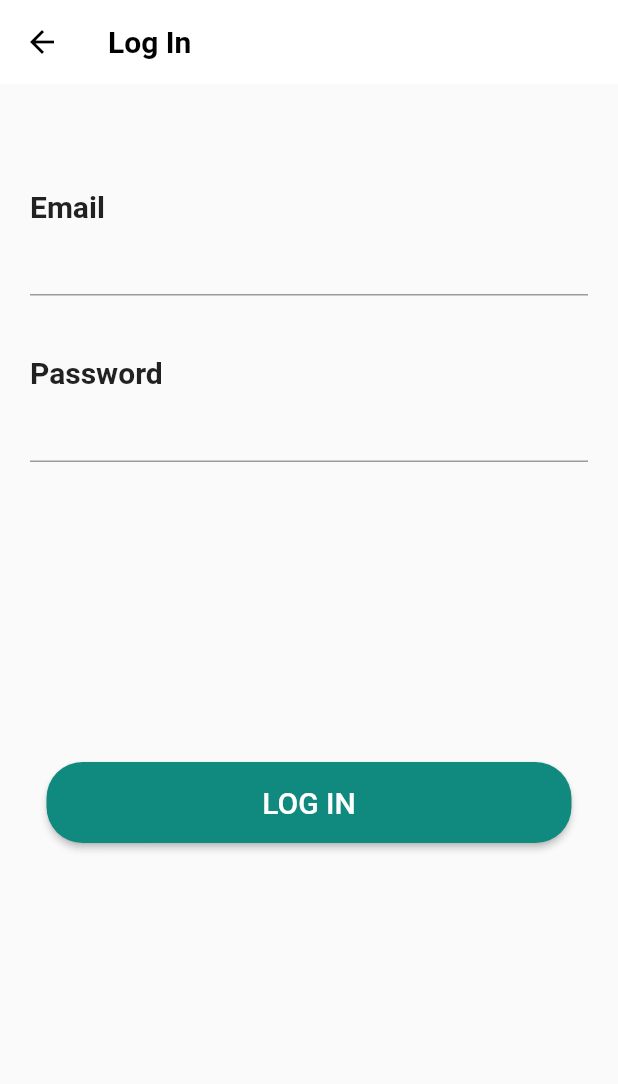
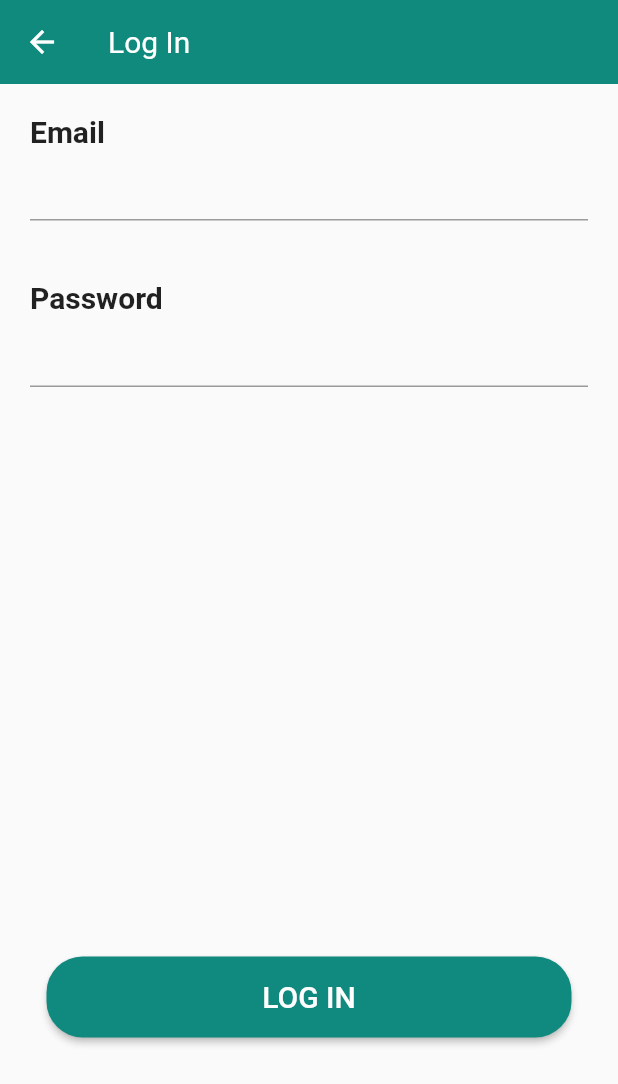
Before and after one commit to utmgdsc/SIGNify, a Flutter app: the screen it shows after launch, after a tap on "LOG IN", on a phone screen of 412 x 824 dp. Shown: the top 1084 px of the screen. Run offline on Flutter 3.47's test engine with Material 2 defaults, Android fonts, the phone set to English and light mode, and no system bars; our stand-ins replace camera, email_validator, shared_preferences; project files that could hold a hidden picture were left out.

```diff
--- a/frontend/lib/home.dart
+++ b/frontend/lib/home.dart
@@ -27,15 +27,14 @@ class _HomePage extends State<HomePage> {
           Container(
               height: 250,
               width: 250,
-              decoration: BoxDecoration(
+              decoration: const BoxDecoration(
                 image: DecorationImage(
                   fit: BoxFit.contain,
-                  image: NetworkImage(
-                      "https://cdn.discordapp.com/attachments/934969253134753863/947578940866834474/logo.png"),
+                  image: AssetImage("assets/images/logo.png"),
                 ),
               )),
-          const SizedBox(
-            height: 75,
+          SizedBox(
+            height: MediaQuery.of(context).size.height * 0.08,
           ),
           Column(
             children: <Widget>[
@@ -98,6 +97,7 @@ class _HomePage extends State<HomePage> {
                   'Continue As Guest',
                   style: TextStyle(
                     fontSize: 17,
+                    color: Colors.black,
                     fontWeight: FontWeight.bold,
                     decoration: TextDecoration.underline,
                     decorationThickness: 2,
--- a/frontend/lib/login_page.dart
+++ b/frontend/lib/login_page.dart
@@ -28,17 +28,17 @@ class _LoginPage extends State<LoginPage> {
           centerTitle: false,
           title: const Text(
             "Log In",
-            style: TextStyle(
-              color: Colors.black,
-              fontSize: 20,
-              fontWeight: FontWeight.bold,
-            ),
+            // style: TextStyle(
+            //   color: Colors.black,
+            //   fontSize: 20,
+            //   fontWeight: FontWeight.bold,
+            // ),
           ),
-          backgroundColor: Colors.white,
+          // backgroundColor: Colors.white,
           leading: IconButton(
             icon: const Icon(
               Icons.arrow_back,
-              color: Colors.black,
+              // color: Colors.black,
             ),
             onPressed: () {
               Navigator.push(
@@ -56,9 +56,7 @@ class _LoginPage extends State<LoginPage> {
                 key: formkey,
                 child: Column(
                   children: <Widget>[
-                    const SizedBox(
-                      height: 50,
-                    ),
+
                     Row(
                       children: <Widget>[
                         title("Email"),
@@ -80,8 +78,10 @@ class _LoginPage extends State<LoginPage> {
                     Container(
                       margin: EdgeInsets.only(bottom: 30),
                     ),
-                    const SizedBox(
-                      height: 150,
+                    SizedBox(
+                      height: MediaQuery.of(context).viewInsets.bottom != 0
+                          ? 20
+                          : MediaQuery.of(context).size.height * 0.40,
                     ),
                     Align(
                         alignment: Alignment.bottomCenter,
```
Also changed, not shown: frontend/lib/create_account.dart (+12 -12 lines), frontend/pubspec.yaml (+3 -4 lines), frontend/assets/images/logo.png (added).
